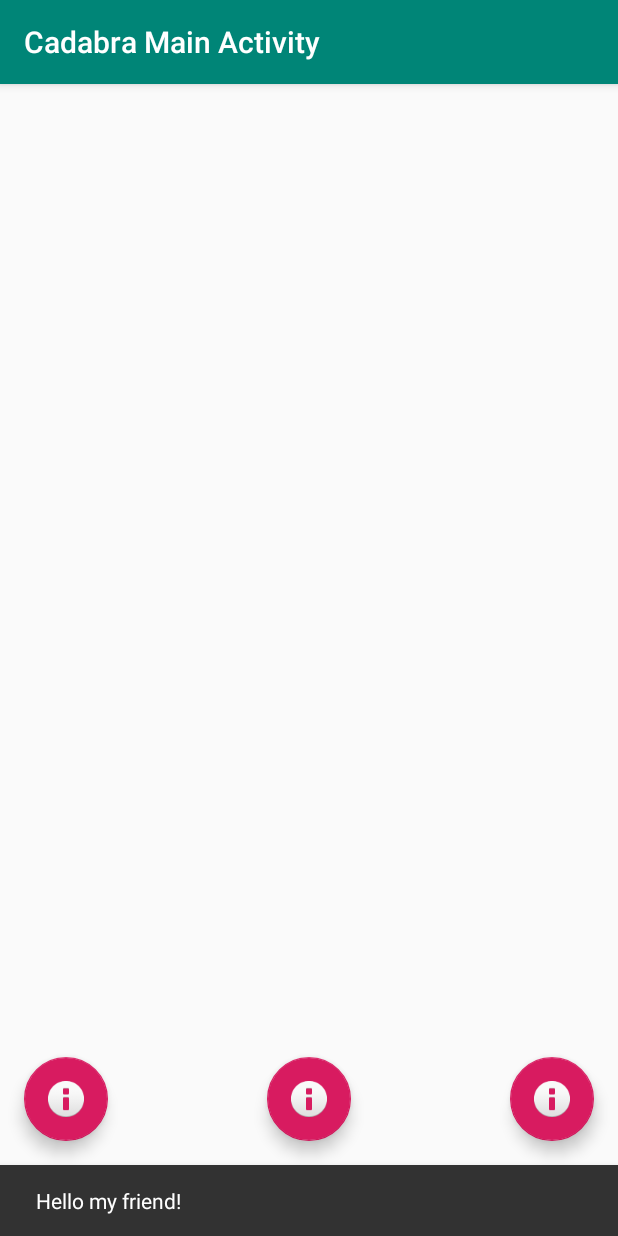
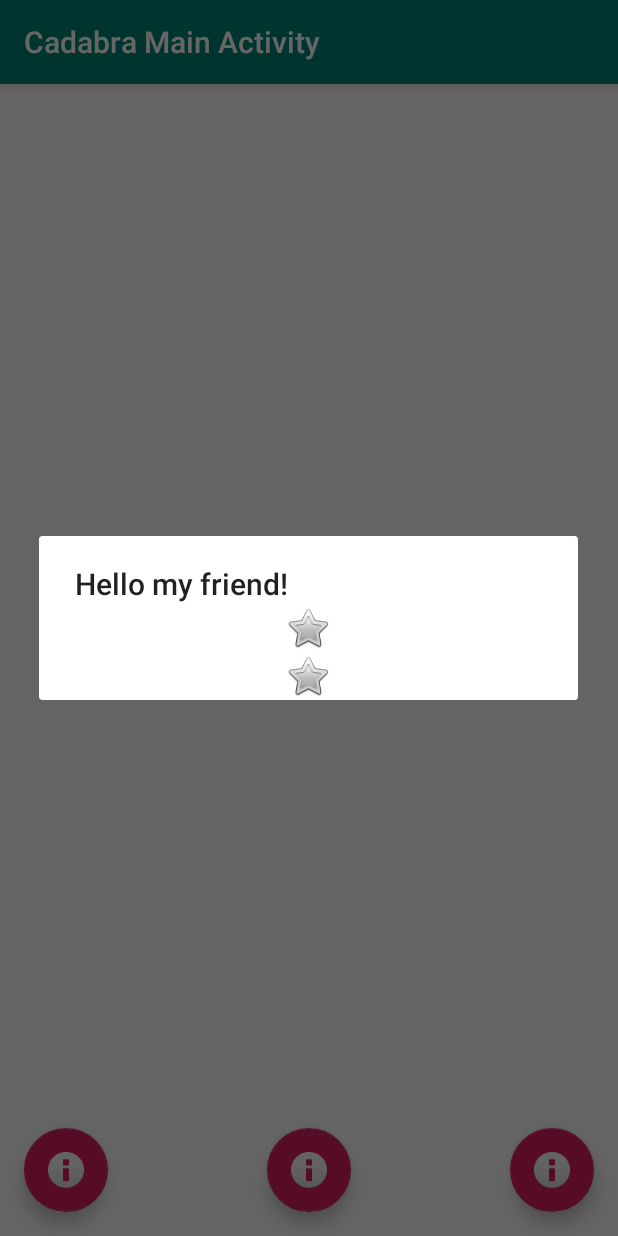
Before and after one commit to fo2rist/cadabra, an Android app: the screen it shows after launch (MainActivity), after a tap on an icon or button, on a phone screen of 412 x 824 dp. Run offline under Robolectric (Android 15) with nearby library versions, the phone set to English and light mode, and no system bars.

Commit message:
Add example of layout resolving

```diff
--- a/sample-android-app/src/main/java/com/github/fo2rist/cadabra/MainActivity.kt
+++ b/sample-android-app/src/main/java/com/github/fo2rist/cadabra/MainActivity.kt
@@ -3,6 +3,7 @@ package com.github.fo2rist.cadabra
 import android.os.Bundle
 import android.support.annotation.StringRes
 import android.support.design.widget.Snackbar
+import android.support.v7.app.AlertDialog
 import android.support.v7.app.AppCompatActivity
 import android.widget.Toast
 import com.github.fo2rist.cadabra.MainActivityParameters.MessageStyle
@@ -30,10 +31,11 @@ class MainActivity : AppCompatActivity() {
             }
         }
 
+        val secondExperimentContext = CadabraAndroid.instance.getExperimentContext(AutoResourceVariants::class)
         fab2.setOnClickListener {
-            showSnackbar(
-                CadabraAndroid.instance.getExperimentContext(AutoResourceVariants::class)
-                    .getStringId(R.string.greeting_title_a)
+            showAlertDialog(
+                secondExperimentContext.getStringId(R.string.greeting_title_a),
+                secondExperimentContext.getLayoutId(R.layout.greeting_layout_a)
             )
         }
     }
@@ -47,4 +49,11 @@ class MainActivity : AppCompatActivity() {
         Snackbar.make(fab1, message, Snackbar.LENGTH_LONG)
             .show()
     }
+
+    private fun showAlertDialog(titleResId: Int, layoutResId: Int) {
+        AlertDialog.Builder(this)
+            .setTitle(titleResId)
+            .setView(layoutResId)
+            .show()
+    }
 }
--- /dev/null
+++ b/sample-android-app/src/main/res/layout/greeting_layout_a.xml
@@ -0,0 +1,21 @@
+<?xml version="1.0" encoding="utf-8"?>
+<LinearLayout
+    xmlns:android="http://schemas.android.com/apk/res/android"
+    android:orientation="vertical"
+    android:layout_width="match_parent"
+    android:layout_height="match_parent"
+    android:gravity="center"
+    >
+    <ImageView
+        android:layout_width="wrap_content"
+        android:layout_height="wrap_content"
+        android:contentDescription="@null"
+        android:src="@android:drawable/btn_star"
+        />
+    <ImageView
+        android:layout_width="wrap_content"
+        android:layout_height="wrap_content"
+        android:contentDescription="@null"
+        android:src="@android:drawable/btn_star"
+        />
+</LinearLayout>
```
Also changed, not shown: sample-android-app/src/main/res/layout/greeting_layout_b.xml (added, +21 -0 lines).
